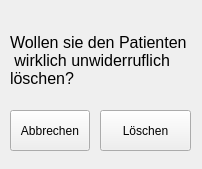
cavoq/patient-management-system, file view/ui/deletedialog.ui: the form before one commit.
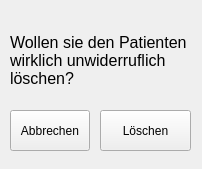
The form after the commit.

The edit to the form file:
```diff
--- a/view/ui/deletedialog.ui
+++ b/view/ui/deletedialog.ui
@@ -29,7 +29,7 @@
    </property>
    <property name="text">
     <string>Wollen sie den Patienten
- wirklich unwiderruflich 
+wirklich unwiderruflich 
 löschen?</string>
    </property>
   </widget>
```
